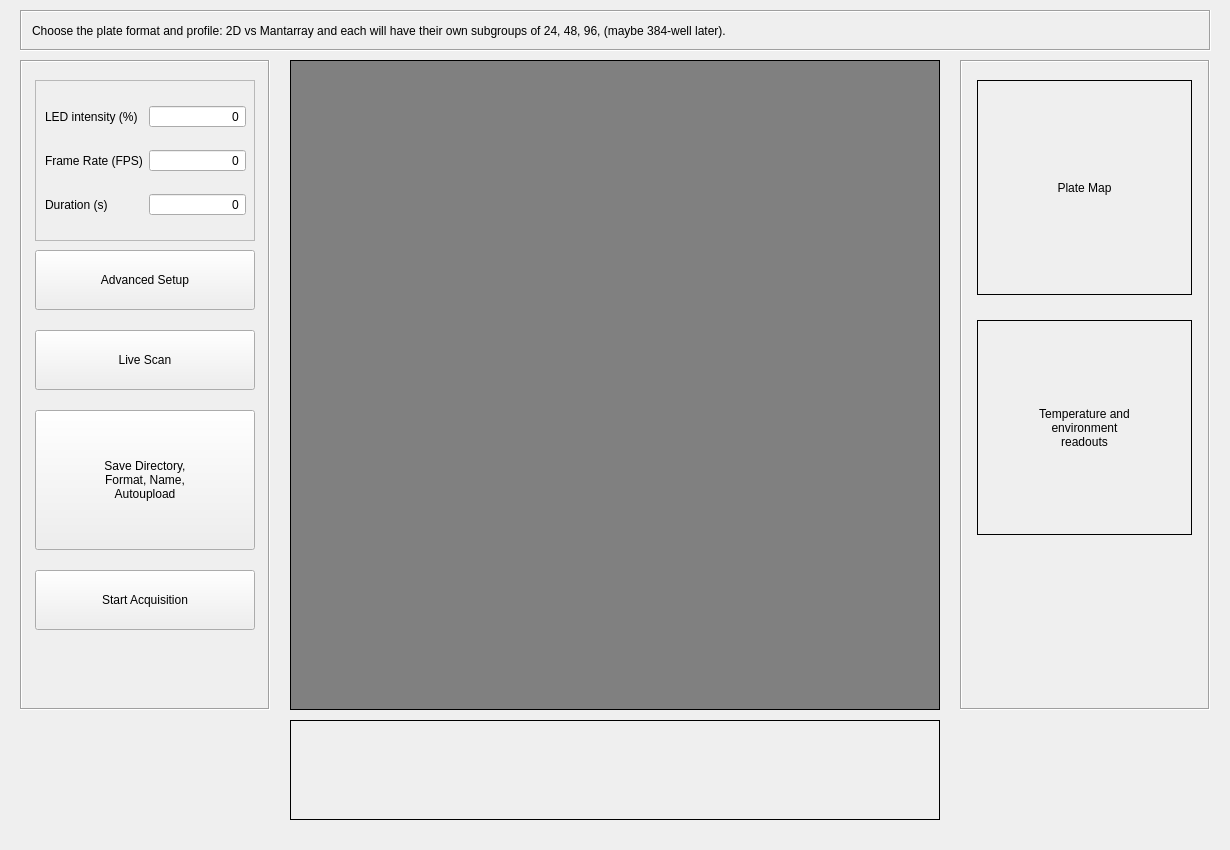
CuriBio/nautilus_acquisition, file src/app/src/mainwindow.ui: the form before one commit.
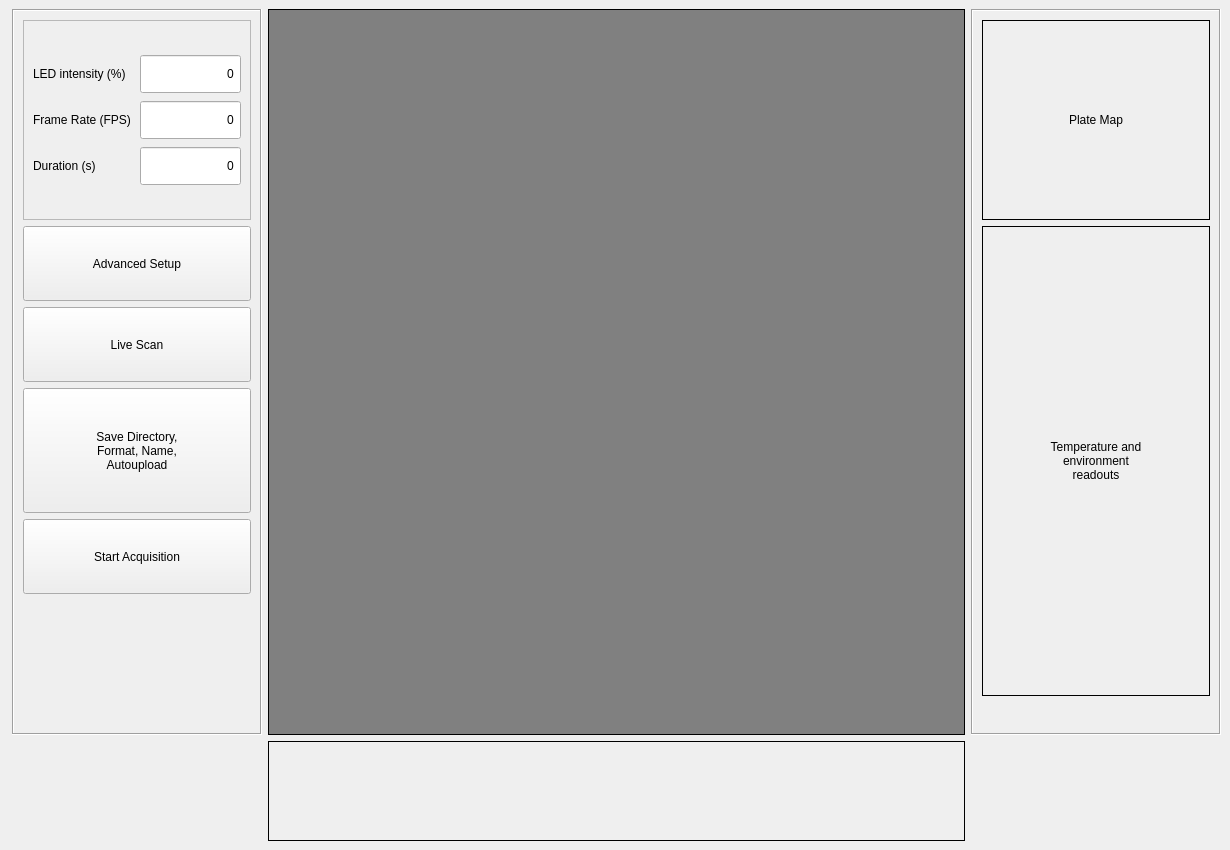
The form after the commit. Custom widgets are drawn as their Qt base class.

Commit message: Resizable UI, livescan start/stop

```diff
--- a/src/app/src/mainwindow.ui
+++ b/src/app/src/mainwindow.ui
@@ -11,7 +11,7 @@
    </rect>
   </property>
   <property name="sizePolicy">
-   <sizepolicy hsizetype="Fixed" vsizetype="Fixed">
+   <sizepolicy hsizetype="Fixed" vsizetype="MinimumExpanding">
     <horstretch>0</horstretch>
     <verstretch>0</verstretch>
    </sizepolicy>
@@ -22,38 +22,50 @@
     <height>850</height>
    </size>
   </property>
-  <property name="maximumSize">
+  <property name="baseSize">
    <size>
-    <width>1230</width>
-    <height>850</height>
+    <width>250</width>
+    <height>0</height>
    </size>
   </property>
   <property name="windowTitle">
-   <string>MainWindow</string>
+   <string>Curi Bio - Nautilus</string>
   </property>
   <property name="autoFillBackground">
    <bool>false</bool>
   </property>
   <widget class="QWidget" name="centralwidget">
+   <layout class="QGridLayout" name="gridLayout_2">
+    <property name="sizeConstraint">
+     <enum>QLayout::SetMinimumSize</enum>
+    </property>
+    <property name="leftMargin">
+     <number>12</number>
+    </property>
+    <item row="0" column="0">
    <widget class="QFrame" name="settings_frame">
-    <property name="geometry">
-     <rect>
-      <x>20</x>
-      <y>60</y>
-      <width>250</width>
-      <height>650</height>
-     </rect>
+      <property name="sizePolicy">
+       <sizepolicy hsizetype="Fixed" vsizetype="MinimumExpanding">
+        <horstretch>0</horstretch>
+        <verstretch>0</verstretch>
+       </sizepolicy>
     </property>
     <property name="minimumSize">
      <size>
       <width>250</width>
-      <height>650</height>
+        <height>710</height>
      </size>
     </property>
     <property name="maximumSize">
      <size>
       <width>250</width>
-      <height>650</height>
+        <height>16777215</height>
+       </size>
+      </property>
+      <property name="baseSize">
+       <size>
+        <width>250</width>
+        <height>710</height>
      </size>
     </property>
     <property name="autoFillBackground">
@@ -65,40 +77,45 @@
     <property name="frameShadow">
      <enum>QFrame::Sunken</enum>
     </property>
-    <widget class="QPushButton" name="startAcquisitionBtn">
-     <property name="geometry">
-      <rect>
-       <x>15</x>
-       <y>510</y>
-       <width>220</width>
-       <height>60</height>
-      </rect>
+      <layout class="QGridLayout" name="gridLayout_7">
+       <item row="1" column="0">
+        <layout class="QGridLayout" name="gridLayout_6">
+         <item row="0" column="0">
+          <widget class="QPushButton" name="advancedSetupBtn">
+           <property name="minimumSize">
+            <size>
+             <width>0</width>
+             <height>75</height>
+            </size>
      </property>
      <property name="text">
-      <string>Start Acquisition</string>
-     </property>
-    </widget>
+            <string>Advanced Setup</string>
+           </property>
+           <property name="flat">
+            <bool>false</bool>
+           </property>
+          </widget>
+         </item>
+         <item row="1" column="0">
     <widget class="QPushButton" name="liveScanBtn">
-     <property name="geometry">
-      <rect>
-       <x>15</x>
-       <y>270</y>
-       <width>220</width>
-       <height>60</height>
-      </rect>
+           <property name="minimumSize">
+            <size>
+             <width>0</width>
+             <height>75</height>
+            </size>
      </property>
      <property name="text">
       <string>Live Scan</string>
      </property>
     </widget>
+         </item>
+         <item row="2" column="0">
     <widget class="QPushButton" name="settingsBtn">
-     <property name="geometry">
-      <rect>
-       <x>15</x>
-       <y>350</y>
-       <width>220</width>
-       <height>140</height>
-      </rect>
+           <property name="minimumSize">
+            <size>
+             <width>0</width>
+             <height>125</height>
+            </size>
      </property>
      <property name="text">
       <string>Save Directory,
@@ -106,30 +123,41 @@
 Autoupload</string>
      </property>
     </widget>
-    <widget class="QPushButton" name="advancedSetupBtn">
-     <property name="geometry">
-      <rect>
-       <x>15</x>
-       <y>190</y>
-       <width>220</width>
-       <height>60</height>
-      </rect>
+         </item>
+         <item row="3" column="0">
+          <widget class="QPushButton" name="startAcquisitionBtn">
+           <property name="minimumSize">
+            <size>
+             <width>0</width>
+             <height>75</height>
+            </size>
      </property>
      <property name="text">
-      <string>Advanced Setup</string>
-     </property>
-     <property name="flat">
-      <bool>false</bool>
-     </property>
-    </widget>
+            <string>Start Acquisition</string>
+           </property>
+          </widget>
+         </item>
+        </layout>
+       </item>
+       <item row="0" column="0">
     <widget class="QFrame" name="frame_3">
-     <property name="geometry">
-      <rect>
-       <x>15</x>
-       <y>20</y>
-       <width>220</width>
-       <height>161</height>
-      </rect>
+         <property name="sizePolicy">
+          <sizepolicy hsizetype="Preferred" vsizetype="Preferred">
+           <horstretch>0</horstretch>
+           <verstretch>0</verstretch>
+          </sizepolicy>
+         </property>
+         <property name="minimumSize">
+          <size>
+           <width>200</width>
+           <height>200</height>
+          </size>
+         </property>
+         <property name="maximumSize">
+          <size>
+           <width>16777215</width>
+           <height>200</height>
+          </size>
      </property>
      <property name="frameShape">
       <enum>QFrame::StyledPanel</enum>
@@ -137,18 +165,36 @@
      <property name="frameShadow">
       <enum>QFrame::Raised</enum>
      </property>
-     <widget class="QWidget" name="formLayoutWidget">
-      <property name="geometry">
-       <rect>
-        <x>10</x>
-        <y>10</y>
-        <width>201</width>
-        <height>141</height>
-       </rect>
-      </property>
+         <layout class="QGridLayout" name="gridLayout_5">
+          <item row="0" column="0">
       <layout class="QGridLayout" name="gridLayout">
+            <item row="0" column="1">
+             <widget class="QSpinBox" name="ledIntensityEdit">
+              <property name="minimumSize">
+               <size>
+                <width>0</width>
+                <height>40</height>
+               </size>
+              </property>
+              <property name="alignment">
+               <set>Qt::AlignRight|Qt::AlignTrailing|Qt::AlignVCenter</set>
+              </property>
+              <property name="buttonSymbols">
+               <enum>QAbstractSpinBox::NoButtons</enum>
+              </property>
+              <property name="maximum">
+               <number>100</number>
+              </property>
+             </widget>
+            </item>
        <item row="0" column="0">
         <widget class="QLabel" name="ledIntensityLabel">
+              <property name="minimumSize">
+               <size>
+                <width>0</width>
+                <height>40</height>
+               </size>
+              </property>
          <property name="text">
           <string>LED intensity (%)</string>
          </property>
@@ -156,13 +202,44 @@
        </item>
        <item row="1" column="0">
         <widget class="QLabel" name="frameRateFPSLabel">
+              <property name="minimumSize">
+               <size>
+                <width>0</width>
+                <height>40</height>
+               </size>
+              </property>
          <property name="text">
           <string>Frame Rate (FPS)</string>
          </property>
         </widget>
        </item>
+            <item row="1" column="1">
+             <widget class="QSpinBox" name="frameRateEdit">
+              <property name="minimumSize">
+               <size>
+                <width>0</width>
+                <height>40</height>
+               </size>
+              </property>
+              <property name="alignment">
+               <set>Qt::AlignRight|Qt::AlignTrailing|Qt::AlignVCenter</set>
+              </property>
+              <property name="buttonSymbols">
+               <enum>QAbstractSpinBox::NoButtons</enum>
+              </property>
+              <property name="maximum">
+               <number>500</number>
+              </property>
+             </widget>
+            </item>
        <item row="2" column="0">
         <widget class="QLabel" name="durationSLabel">
+              <property name="minimumSize">
+               <size>
+                <width>0</width>
+                <height>40</height>
+               </size>
+              </property>
          <property name="text">
           <string>Duration (s)</string>
          </property>
@@ -171,34 +248,14 @@
          </property>
         </widget>
        </item>
-       <item row="0" column="1">
-        <widget class="QSpinBox" name="ledIntensityEdit">
-         <property name="alignment">
-          <set>Qt::AlignRight|Qt::AlignTrailing|Qt::AlignVCenter</set>
-         </property>
-         <property name="buttonSymbols">
-          <enum>QAbstractSpinBox::NoButtons</enum>
-         </property>
-         <property name="maximum">
-          <number>100</number>
-         </property>
-        </widget>
-       </item>
-       <item row="1" column="1">
-        <widget class="QSpinBox" name="frameRateEdit">
-         <property name="alignment">
-          <set>Qt::AlignRight|Qt::AlignTrailing|Qt::AlignVCenter</set>
-         </property>
-         <property name="buttonSymbols">
-          <enum>QAbstractSpinBox::NoButtons</enum>
-         </property>
-         <property name="maximum">
-          <number>500</number>
-         </property>
-        </widget>
-       </item>
        <item row="2" column="1">
         <widget class="QSpinBox" name="durationEdit">
+              <property name="minimumSize">
+               <size>
+                <width>0</width>
+                <height>40</height>
+               </size>
+              </property>
          <property name="alignment">
           <set>Qt::AlignRight|Qt::AlignTrailing|Qt::AlignVCenter</set>
          </property>
@@ -211,33 +268,128 @@
         </widget>
        </item>
       </layout>
-     </widget>
-    </widget>
+          </item>
+         </layout>
+        </widget>
+       </item>
+       <item row="2" column="0">
+        <spacer name="verticalSpacer_4">
+         <property name="orientation">
+          <enum>Qt::Vertical</enum>
+         </property>
+         <property name="sizeHint" stdset="0">
+          <size>
+           <width>20</width>
+           <height>40</height>
+          </size>
+         </property>
+        </spacer>
+       </item>
+      </layout>
     <zorder>frame_3</zorder>
     <zorder>startAcquisitionBtn</zorder>
     <zorder>liveScanBtn</zorder>
     <zorder>settingsBtn</zorder>
     <zorder>advancedSetupBtn</zorder>
-   </widget>
+      <zorder>verticalSpacer_4</zorder>
+     </widget>
+    </item>
+    <item row="1" column="1">
+     <widget class="QFrame" name="histogram_frame">
+      <property name="sizePolicy">
+       <sizepolicy hsizetype="Preferred" vsizetype="Fixed">
+        <horstretch>100</horstretch>
+        <verstretch>0</verstretch>
+       </sizepolicy>
+      </property>
+      <property name="minimumSize">
+       <size>
+        <width>650</width>
+        <height>100</height>
+       </size>
+      </property>
+      <property name="maximumSize">
+       <size>
+        <width>16777215</width>
+        <height>100</height>
+       </size>
+      </property>
+      <property name="baseSize">
+       <size>
+        <width>650</width>
+        <height>100</height>
+       </size>
+      </property>
+      <property name="frameShape">
+       <enum>QFrame::Box</enum>
+      </property>
+      <property name="frameShadow">
+       <enum>QFrame::Plain</enum>
+      </property>
+      <widget class="QWidget" name="histogram" native="true">
+       <property name="geometry">
+        <rect>
+         <x>0</x>
+         <y>0</y>
+         <width>675</width>
+         <height>100</height>
+        </rect>
+       </property>
+       <property name="sizePolicy">
+        <sizepolicy hsizetype="Preferred" vsizetype="Fixed">
+         <horstretch>0</horstretch>
+         <verstretch>0</verstretch>
+        </sizepolicy>
+       </property>
+       <property name="minimumSize">
+        <size>
+         <width>675</width>
+         <height>100</height>
+        </size>
+       </property>
+       <property name="maximumSize">
+        <size>
+         <width>16777215</width>
+         <height>100</height>
+        </size>
+       </property>
+      </widget>
+     </widget>
+    </item>
+    <item row="1" column="2">
+     <spacer name="verticalSpacer">
+      <property name="orientation">
+       <enum>Qt::Vertical</enum>
+      </property>
+      <property name="sizeType">
+       <enum>QSizePolicy::Preferred</enum>
+      </property>
+     </spacer>
+    </item>
+    <item row="0" column="2">
    <widget class="QFrame" name="rightframe">
-    <property name="geometry">
-     <rect>
-      <x>960</x>
-      <y>60</y>
-      <width>250</width>
-      <height>650</height>
-     </rect>
+      <property name="sizePolicy">
+       <sizepolicy hsizetype="Fixed" vsizetype="MinimumExpanding">
+        <horstretch>0</horstretch>
+        <verstretch>0</verstretch>
+       </sizepolicy>
     </property>
     <property name="minimumSize">
      <size>
       <width>250</width>
-      <height>650</height>
+        <height>710</height>
      </size>
     </property>
     <property name="maximumSize">
      <size>
       <width>250</width>
-      <height>650</height>
+        <height>16777215</height>
+       </size>
+      </property>
+      <property name="baseSize">
+       <size>
+        <width>250</width>
+        <height>710</height>
      </size>
     </property>
     <property name="autoFillBackground">
@@ -249,14 +401,20 @@
     <property name="frameShadow">
      <enum>QFrame::Sunken</enum>
     </property>
+      <layout class="QGridLayout" name="gridLayout_3">
+       <item row="0" column="0" alignment="Qt::AlignTop">
     <widget class="QLabel" name="platemap">
-     <property name="geometry">
-      <rect>
-       <x>17</x>
-       <y>20</y>
-       <width>215</width>
-       <height>215</height>
-      </rect>
+         <property name="minimumSize">
+          <size>
+           <width>0</width>
+           <height>200</height>
+          </size>
+         </property>
+         <property name="maximumSize">
+          <size>
+           <width>250</width>
+           <height>200</height>
+          </size>
      </property>
      <property name="frameShape">
       <enum>QFrame::Box</enum>
@@ -268,14 +426,20 @@
       <set>Qt::AlignCenter</set>
      </property>
     </widget>
+       </item>
+       <item row="1" column="0" alignment="Qt::AlignTop">
     <widget class="QLabel" name="readout">
-     <property name="geometry">
-      <rect>
-       <x>17</x>
-       <y>260</y>
-       <width>215</width>
-       <height>215</height>
-      </rect>
+         <property name="minimumSize">
+          <size>
+           <width>0</width>
+           <height>470</height>
+          </size>
+         </property>
+         <property name="maximumSize">
+          <size>
+           <width>250</width>
+           <height>470</height>
+          </size>
      </property>
      <property name="frameShape">
       <enum>QFrame::Box</enum>
@@ -289,74 +453,45 @@
       <set>Qt::AlignCenter</set>
      </property>
     </widget>
-   </widget>
-   <widget class="QLabel" name="label">
-    <property name="geometry">
-     <rect>
-      <x>20</x>
-      <y>10</y>
-      <width>1191</width>
-      <height>41</height>
-     </rect>
-    </property>
-    <property name="frameShape">
-     <enum>QFrame::Box</enum>
-    </property>
-    <property name="frameShadow">
-     <enum>QFrame::Sunken</enum>
-    </property>
-    <property name="text">
-     <string>Choose the plate format and profile: 2D vs Mantarray and each will have their own subgroups of 24, 48, 96, (maybe 384-well later).</string>
-    </property>
-    <property name="margin">
-     <number>0</number>
-    </property>
-    <property name="indent">
-     <number>10</number>
-    </property>
-   </widget>
-   <widget class="QFrame" name="histogram_frame">
-    <property name="geometry">
-     <rect>
-      <x>290</x>
-      <y>720</y>
-      <width>650</width>
-      <height>100</height>
-     </rect>
-    </property>
-    <property name="frameShape">
-     <enum>QFrame::Box</enum>
-    </property>
-    <property name="frameShadow">
-     <enum>QFrame::Plain</enum>
-    </property>
-    <widget class="QWidget" name="histogram" native="true">
-     <property name="geometry">
-      <rect>
-       <x>10</x>
-       <y>0</y>
-       <width>650</width>
-       <height>100</height>
-      </rect>
-     </property>
-    </widget>
-   </widget>
-   <widget class="QFrame" name="liveviewframe">
-    <property name="geometry">
-     <rect>
-      <x>290</x>
-      <y>60</y>
-      <width>650</width>
-      <height>650</height>
-     </rect>
-    </property>
-    <property name="minimumSize">
+       </item>
+       <item row="2" column="0">
+        <spacer name="verticalSpacer_3">
+         <property name="orientation">
+          <enum>Qt::Vertical</enum>
+         </property>
+         <property name="sizeHint" stdset="0">
      <size>
-      <width>650</width>
-      <height>650</height>
-     </size>
-    </property>
-    <property name="maximumSize">
+           <width>20</width>
+           <height>40</height>
+          </size>
+         </property>
+        </spacer>
+       </item>
+      </layout>
+     </widget>
+    </item>
+    <item row="1" column="0">
+     <spacer name="verticalSpacer_2">
+      <property name="orientation">
+       <enum>Qt::Vertical</enum>
+      </property>
+      <property name="sizeType">
+       <enum>QSizePolicy::Preferred</enum>
+      </property>
+     </spacer>
+    </item>
+    <item row="0" column="1">
+     <widget class="LiveView" name="liveView" native="true">
+      <property name="enabled">
+       <bool>true</bool>
+      </property>
+      <property name="sizePolicy">
+       <sizepolicy hsizetype="MinimumExpanding" vsizetype="MinimumExpanding">
+        <horstretch>0</horstretch>
+        <verstretch>0</verstretch>
+       </sizepolicy>
+      </property>
+      <property name="minimumSize">
      <size>
       <width>650</width>
       <height>650</height>
@@ -377,47 +512,9 @@
 border-color: black;
 background-color: rgb(128,128,128);</string>
     </property>
-    <property name="frameShape">
-     <enum>QFrame::StyledPanel</enum>
-    </property>
-    <property name="frameShadow">
-     <enum>QFrame::Raised</enum>
-    </property>
-    <widget class="LiveView" name="liveView" native="true">
-     <property name="geometry">
-      <rect>
-       <x>0</x>
-       <y>0</y>
-       <width>650</width>
-       <height>650</height>
-      </rect>
-     </property>
-     <property name="sizePolicy">
-      <sizepolicy hsizetype="Fixed" vsizetype="Fixed">
-       <horstretch>0</horstretch>
-       <verstretch>0</verstretch>
-      </sizepolicy>
-     </property>
-     <property name="minimumSize">
-      <size>
-       <width>650</width>
-       <height>650</height>
-      </size>
-     </property>
-     <property name="maximumSize">
-      <size>
-       <width>650</width>
-       <height>650</height>
-      </size>
-     </property>
-     <property name="baseSize">
-      <size>
-       <width>650</width>
-       <height>650</height>
-      </size>
-     </property>
-    </widget>
-   </widget>
+     </widget>
+    </item>
+   </layout>
   </widget>
  </widget>
  <customwidgets>
```
Lines whose indentation alone changed are shown as unchanged. The commit also changes 8 other files.
